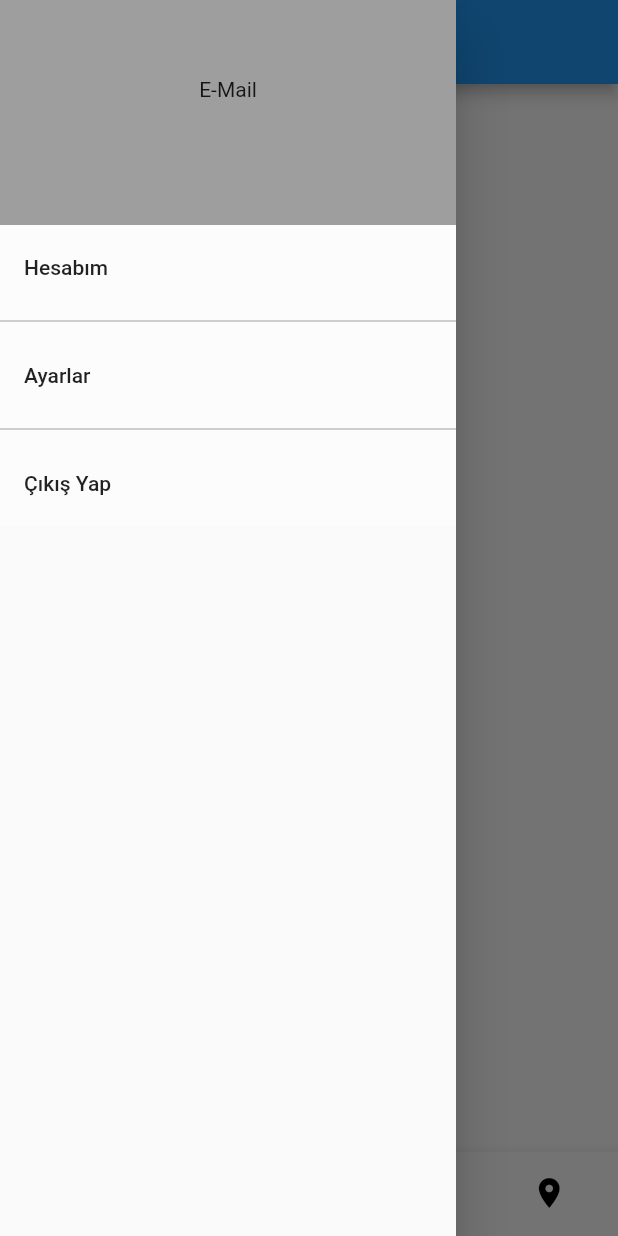
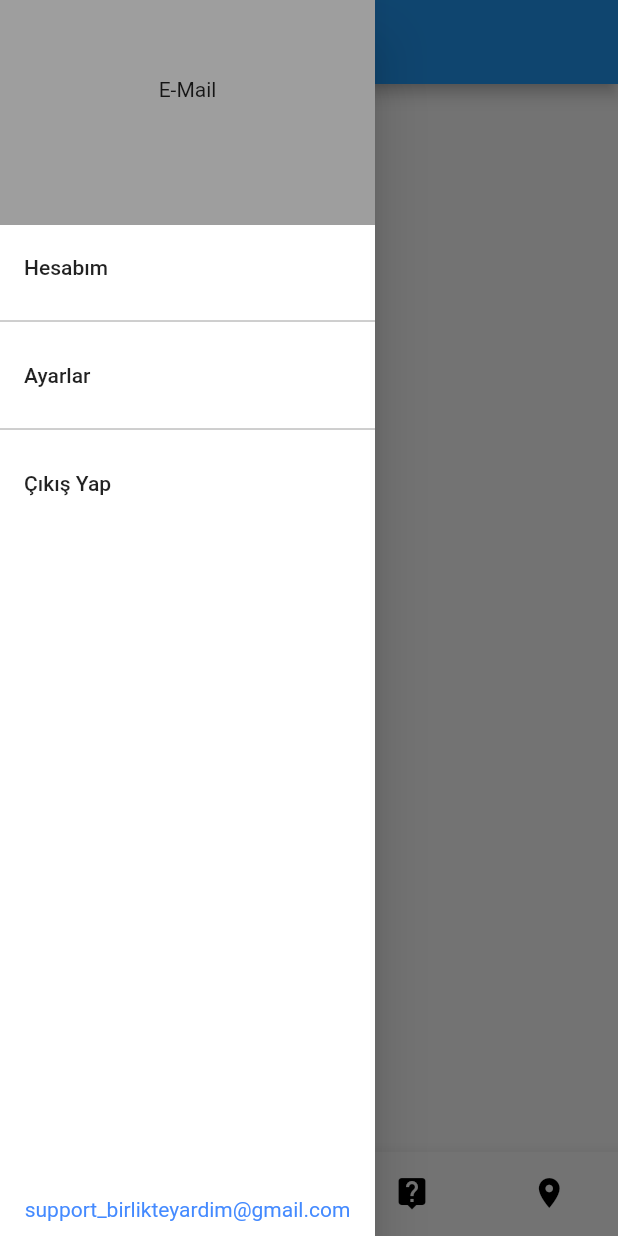
Before and after one commit to M-KASIM42/FabrikadanAfetzedelere, a Flutter app: the screen it shows once a user with an empty profile is signed in, with the side drawer open, on a phone screen of 412 x 824 dp. Run offline on Flutter 3.47's test engine with Material 2 defaults, Android fonts, the phone set to English and light mode, and no system bars; our stand-ins replace cloud_firestore, firebase_auth, firebase_core, permission_handler; missing offline and left inert: dart:ffi; accounts and stored records are empty.

Commit message:
kucuk eklemeler yapıldı

```diff
--- a/flutter_application_1/lib/pages/login_page.dart
+++ b/flutter_application_1/lib/pages/login_page.dart
@@ -32,7 +32,7 @@ class _LoginPageState extends State<LoginPage> {
           mainAxisAlignment: MainAxisAlignment.center,
           children: [
             Text(
-              "Fabrikadan",
+              "Birlikte",
               style: TextStyle(
                   color: Colors.deepOrangeAccent[200],
                   fontSize: 50,
@@ -42,7 +42,7 @@ class _LoginPageState extends State<LoginPage> {
               height: 10,
             ),
             Text(
-              "Afetzedelere",
+              "Yardım",
               style: TextStyle(
                 color: Colors.deepOrangeAccent[200],
                 fontSize: 40,
--- a/flutter_application_1/lib/pages/main_page.dart
+++ b/flutter_application_1/lib/pages/main_page.dart
@@ -38,9 +38,11 @@ class _MainPageState extends State<MainPage> {
     return SafeArea(
       child: Scaffold(
         appBar: AppBar(
-          title: const Text("Fabrikadan Afetzedelere"),
+          title: const Text("Birlikte Yardım"),
         ),
         drawer: Drawer(
+          width: 250,
+          backgroundColor: Colors.white,
           child: Column(
             children: [
               Column(
@@ -86,10 +88,15 @@ class _MainPageState extends State<MainPage> {
                       onTap: () {
                         FirebaseAuth.instance.signOut();
                       },
-                    )
+                    ),
+
                   ],
                 ),
-              )
+              ),
+              Expanded(child: Container()),
+              Text("support_birlikteyardim@gmail.com",style: TextStyle(color: Colors.blueAccent),),
+              SizedBox(height: 10,)
+
             ],
           ),
         ),
--- a/flutter_application_1/lib/pages/my_main_page.dart
+++ b/flutter_application_1/lib/pages/my_main_page.dart
@@ -67,7 +67,7 @@ class _MyMainPageState extends State<MyMainPage> {
                 child: Card(
                   child: Column(
                     children: [
-                      Image.network(company['photo']),
+                      Image.network(company['photo'],height: 100),
                       Expanded(child: Container()),
                       Text(company['name']),
                       Text(company['phone']),
--- a/flutter_application_1/lib/pages/register_page.dart
+++ b/flutter_application_1/lib/pages/register_page.dart
@@ -23,14 +23,14 @@ class _RegisterPageState extends State<RegisterPage> {
         mainAxisAlignment: MainAxisAlignment.center,
         children: [
           Text(
-            "Fabrikadan",
+            "Birlikte",
             style: TextStyle(
-                fontSize: 25, fontWeight: FontWeight.bold, color: Colors.white),
+                fontSize: 40, fontWeight: FontWeight.bold, color: Colors.white),
           ),
           Text(
-            "Afetzedelere",
+            "Yardım",
             style: TextStyle(
-                fontSize: 25,
+                fontSize: 40,
                 fontWeight: FontWeight.normal,
                 color: Colors.white),
           ),
--- a/flutter_application_1/lib/pages/talep_girisi.dart
+++ b/flutter_application_1/lib/pages/talep_girisi.dart
@@ -58,6 +58,7 @@ class _TalepGirisiState extends State<TalepGirisi> {
             mainAxisAlignment: MainAxisAlignment.center,
 
             children: [
+              SizedBox(height: 30,),
               Text("Bilgilerinizi Eksiksiz bir şekilde giriniz",style: TextStyle(fontSize: 20,fontWeight: FontWeight.bold),),
               SizedBox(height: 20,),
               _buildContainer("İsim Soyisim", _fullNameController,20,1,TextInputType.name),
```
